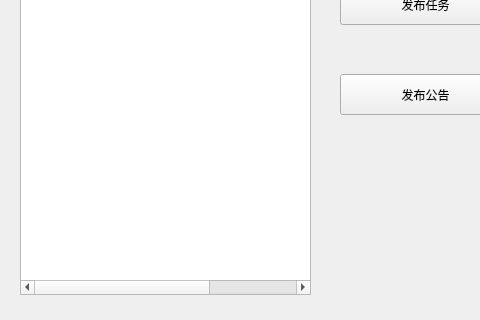
Before: the Qt Designer form qtAplication/TeacherClient/studentTab.ui in upc28/DaChuang-teachingPlatform, drawn with Qt 5; both pictures show x 0 to 480 and y 126 to 446 of the 831 by 446 pixel window.
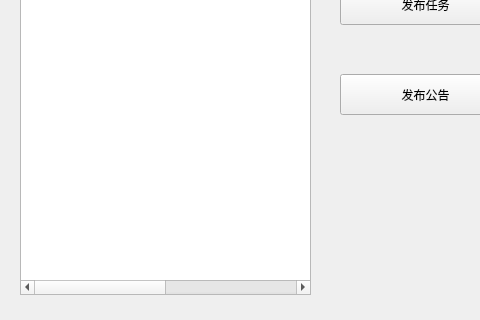
After: the same form once the commit is applied.

Commit message: mysql.visio v1.0

Diff of the .ui file:
```diff
--- a/qtAplication/TeacherClient/studentTab.ui
+++ b/qtAplication/TeacherClient/studentTab.ui
@@ -76,6 +76,11 @@
      <string>分组</string>
     </property>
    </column>
+   <column>
+    <property name="text">
+     <string>状态</string>
+    </property>
+   </column>
   </widget>
  </widget>
  <resources/>
```
The commit also changes 2 other files.
